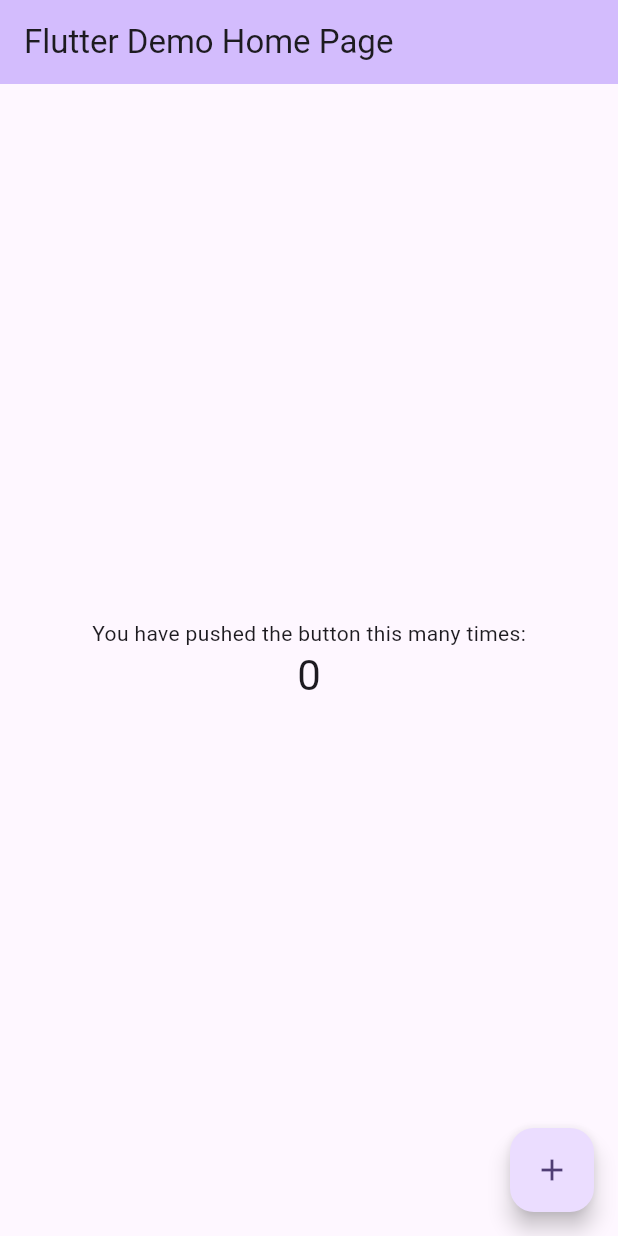
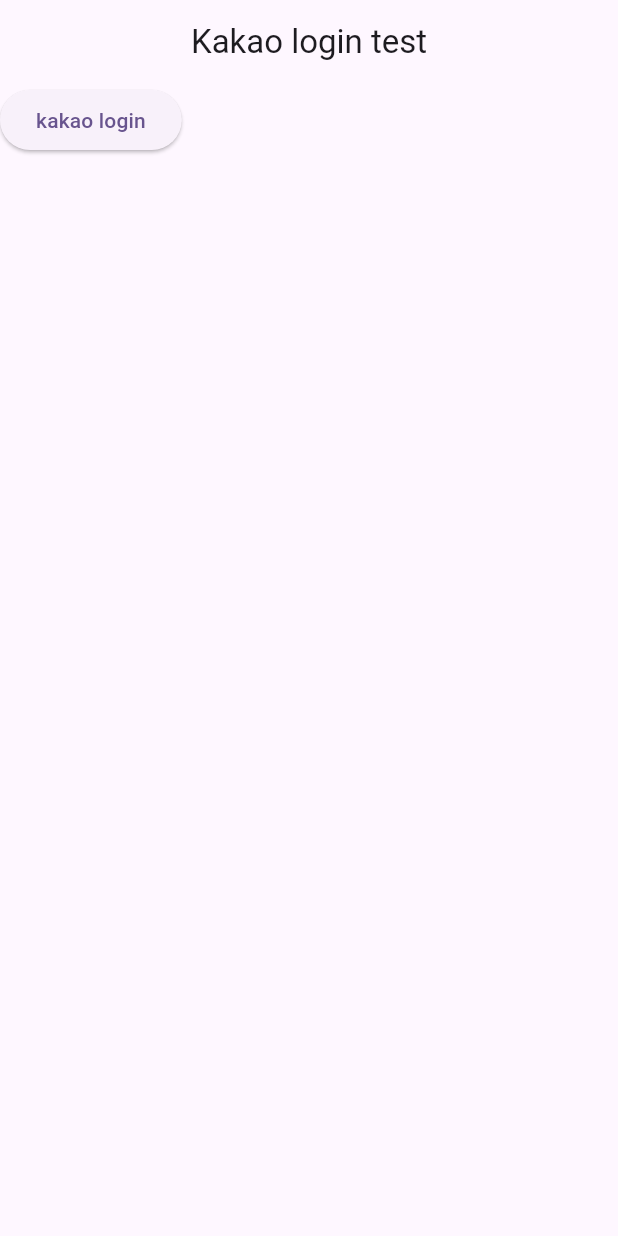
Before and after one commit to donna6355/up_study, a Flutter app: the screen it shows after launch, on a phone screen of 412 x 824 dp. Run offline on Flutter 3.47's test engine with Material 3 defaults, Android fonts, the phone set to English and light mode, and no system bars; missing offline and left inert: kakao_flutter_sdk_user.

Commit message:
[add] kakao login sample

```diff
--- /dev/null
+++ b/lib/kakao/kakao_login.dart
@@ -0,0 +1,57 @@
+import 'dart:convert';
+import 'dart:io';
+
+import 'package:flutter/material.dart';
+import 'package:kakao_flutter_sdk_user/kakao_flutter_sdk_user.dart';
+import 'package:http/http.dart' as http;
+
+class KakaoLogin extends StatefulWidget {
+  const KakaoLogin({super.key});
+
+  @override
+  State<KakaoLogin> createState() => _KakaoLoginState();
+}
+
+class _KakaoLoginState extends State<KakaoLogin> {
+  Future<void> signInWithKakao() async {
+    try {
+      bool isKakaoInstalled = await isKakaoTalkInstalled();
+      //카카오톡 설치 여부 확인 후 카카오 톡을 오픈 또는 카카오 계정 로긴 웹뷰 오픈
+      //로그인 성공시 토큰 받아오기
+      OAuthToken token = isKakaoInstalled
+          ? await UserApi.instance.loginWithKakaoTalk()
+          : await UserApi.instance.loginWithKakaoAccount();
+
+      //토큰을 이용하여 사용자 정보 받아오기
+      final url = Uri.https('kapi.kakao.com', '/v2/user/me');
+      final response = await http.get(
+        url,
+        headers: {
+          HttpHeaders.authorizationHeader: 'Bearer ${token.accessToken}'
+        },
+      );
+      final profileInfo = json.decode(response.body);
+      print(profileInfo.toString());
+    } catch (e) {
+      print('kakao login failed $e');
+    }
+  }
+
+  @override
+  Widget build(BuildContext context) {
+    return Scaffold(
+      appBar: AppBar(
+        title: Text('Kakao login test'),
+        centerTitle: true,
+      ),
+      body: Column(
+        children: [
+          ElevatedButton(
+            onPressed: signInWithKakao,
+            child: Text('kakao login'),
+          ),
+        ],
+      ),
+    );
+  }
+}
--- a/lib/main.dart
+++ b/lib/main.dart
@@ -1,6 +1,17 @@
 import 'package:flutter/material.dart';
+import 'package:kakao_flutter_sdk_user/kakao_flutter_sdk_user.dart';
+
+import 'kakao/kakao_login.dart';
 
 void main() {
+  // 웹 환경에서 카카오 로그인을 정상적으로 완료하려면 runApp() 호출 전 아래 메서드 호출 필요
+  WidgetsFlutterBinding.ensureInitialized();
+
+  // runApp() 호출 전 Flutter SDK 초기화
+  KakaoSdk.init(
+    nativeAppKey: const String.fromEnvironment('kakaoApp'),
+    javaScriptAppKey: const String.fromEnvironment('kakaoJs'),
+  );
   runApp(const MyApp());
 }
 
@@ -13,113 +24,10 @@ class MyApp extends StatelessWidget {
     return MaterialApp(
       title: 'Flutter Demo',
       theme: ThemeData(
-        // This is the theme of your application.
-        //
-        // TRY THIS: Try running your application with "flutter run". You'll see
-        // the application has a purple toolbar. Then, without quitting the app,
-        // try changing the seedColor in the colorScheme below to Colors.green
-        // and then invoke "hot reload" (save your changes or press the "hot
-        // reload" button in a Flutter-supported IDE, or press "r" if you used
-        // the command line to start the app).
-        //
-        // Notice that the counter didn't reset back to zero; the application
-        // state is not lost during the reload. To reset the state, use hot
-        // restart instead.
-        //
-        // This works for code too, not just values: Most code changes can be
-        // tested with just a hot reload.
         colorScheme: ColorScheme.fromSeed(seedColor: Colors.deepPurple),
         useMaterial3: true,
       ),
-      home: const MyHomePage(title: 'Flutter Demo Home Page'),
+      home: const KakaoLogin(),
     );
   }
 }
-
-class MyHomePage extends StatefulWidget {
-  const MyHomePage({super.key, required this.title});
-
-  // This widget is the home page of your application. It is stateful, meaning
-  // that it has a State object (defined below) that contains fields that affect
-  // how it looks.
-
-  // This class is the configuration for the state. It holds the values (in this
-  // case the title) provided by the parent (in this case the App widget) and
-  // used by the build method of the State. Fields in a Widget subclass are
-  // always marked "final".
-
-  final String title;
-
-  @override
-  State<MyHomePage> createState() => _MyHomePageState();
-}
-
-class _MyHomePageState extends State<MyHomePage> {
-  int _counter = 0;
-
-  void _incrementCounter() {
-    setState(() {
-      // This call to setState tells the Flutter framework that something has
-      // changed in this State, which causes it to rerun the build method below
-      // so that the display can reflect the updated values. If we changed
-      // _counter without calling setState(), then the build method would not be
-      // called again, and so nothing would appear to happen.
-      _counter++;
-    });
-  }
-
-  @override
-  Widget build(BuildContext context) {
-    // This method is rerun every time setState is called, for instance as done
-    // by the _incrementCounter method above.
-    //
-    // The Flutter framework has been optimized to make rerunning build methods
-    // fast, so that you can just rebuild anything that needs updating rather
-    // than having to individually change instances of widgets.
-    return Scaffold(
-      appBar: AppBar(
-        // TRY THIS: Try changing the color here to a specific color (to
-        // Colors.amber, perhaps?) and trigger a hot reload to see the AppBar
-        // change color while the other colors stay the same.
-        backgroundColor: Theme.of(context).colorScheme.inversePrimary,
-        // Here we take the value from the MyHomePage object that was created by
-        // the App.build method, and use it to set our appbar title.
-        title: Text(widget.title),
-      ),
-      body: Center(
-        // Center is a layout widget. It takes a single child and positions it
-        // in the middle of the parent.
-        child: Column(
-          // Column is also a layout widget. It takes a list of children and
-          // arranges them vertically. By default, it sizes itself to fit its
-          // children horizontally, and tries to be as tall as its parent.
-          //
-          // Column has various properties to control how it sizes itself and
-          // how it positions its children. Here we use mainAxisAlignment to
-          // center the children vertically; the main axis here is the vertical
-          // axis because Columns are vertical (the cross axis would be
-          // horizontal).
-          //
-          // TRY THIS: Invoke "debug painting" (choose the "Toggle Debug Paint"
-          // action in the IDE, or press "p" in the console), to see the
-          // wireframe for each widget.
-          mainAxisAlignment: MainAxisAlignment.center,
-          children: <Widget>[
-            const Text(
-              'You have pushed the button this many times:',
-            ),
-            Text(
-              '$_counter',
-              style: Theme.of(context).textTheme.headlineMedium,
-            ),
-          ],
-        ),
-      ),
-      floatingActionButton: FloatingActionButton(
-        onPressed: _incrementCounter,
-        tooltip: 'Increment',
-        child: const Icon(Icons.add),
-      ), // This trailing comma makes auto-formatting nicer for build methods.
-    );
-  }
-}
--- a/pubspec.yaml
+++ b/pubspec.yaml
@@ -35,6 +35,8 @@ dependencies:
   # The following adds the Cupertino Icons font to your application.
   # Use with the CupertinoIcons class for iOS style icons.
   cupertino_icons: ^1.0.6
+  kakao_flutter_sdk_user: ^1.9.2
+  http: ^1.2.1
 
 dev_dependencies:
   flutter_test:
```
Also changed, not shown: pubspec.lock, 2 other files.
